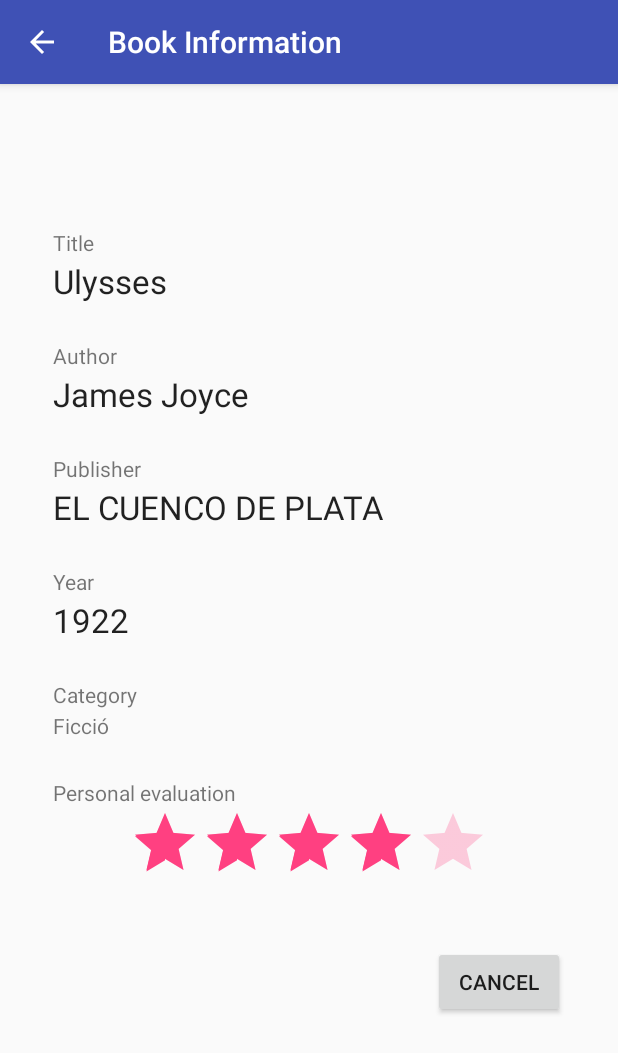
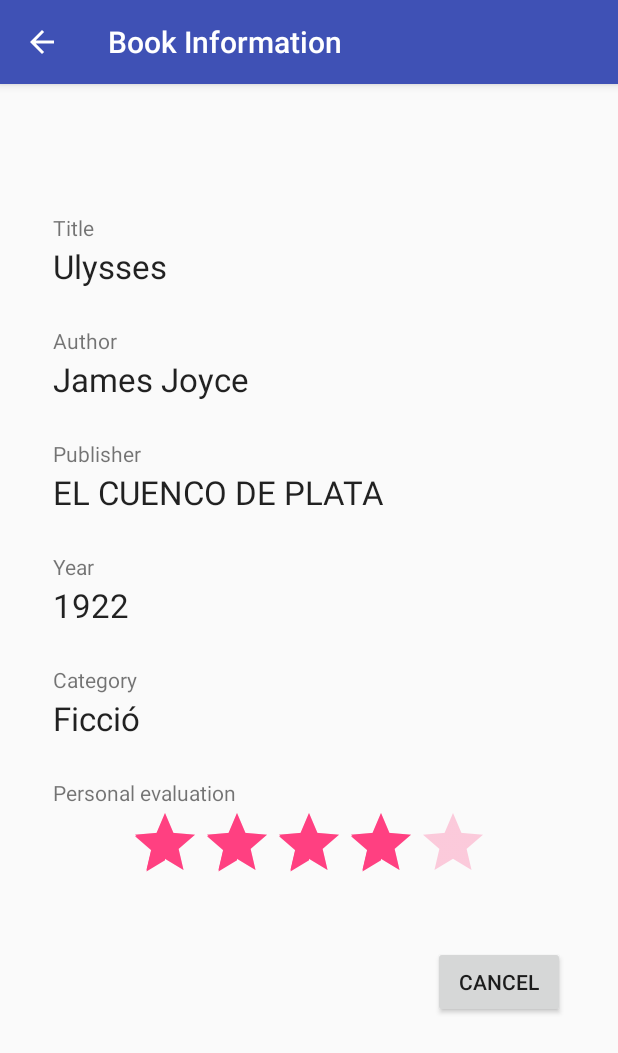
Before and after one commit to gonzalorecio/MyBookDatabase, an Android app: the screen it shows after launch (BookViewActivity), after a tap on "Miguel Strogoff", on a phone screen of 412 x 824 dp. Shown: the top 1053 px of the screen. Run offline under Robolectric (Android 15) with nearby library versions, the phone set to English and light mode, and no system bars.

```diff
--- a/app/src/main/res/layout/book_view.xml
+++ b/app/src/main/res/layout/book_view.xml
@@ -96,7 +96,9 @@
                 android:layout_height="wrap_content"
                 android:layout_marginBottom="25dp"
                 android:id="@+id/editText_category"
-                android:hint="Category of the book..." />
+                android:hint="Category of the book..."
+                style="@style/Base.TextAppearance.AppCompat.Large"
+                android:textAppearance="@android:style/TextAppearance.Material.Widget.ActionMode.Title"/>
 
 
             <TextView
```
Also changed, not shown: app/src/main/java/com/example/pr_idi/mydatabaseexample/MainActivity.java (+2 -11 lines).
